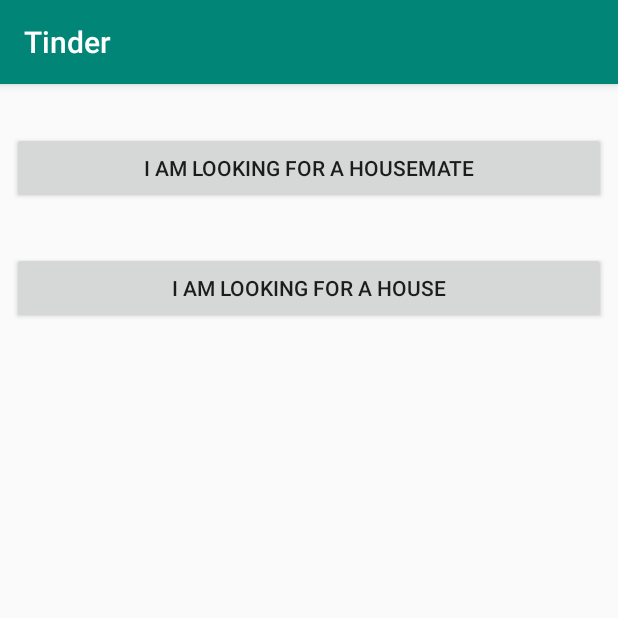
After one commit to Pepijnhuis/Softwarevankje, an Android app: the CreateAccount2 screen opened directly, with no data from a screen before it, on a phone screen of 412 x 824 dp, the top half of it. The commit adds this screen. Run offline under Robolectric (Android 15) with nearby library versions, the phone set to English and light mode, and no system bars.

Commit message:
Thomas na pep wat gekut

```diff
--- a/app/src/main/AndroidManifest.xml
+++ b/app/src/main/AndroidManifest.xml
@@ -9,7 +9,8 @@
         android:roundIcon="@mipmap/ic_launcher_round"
         android:supportsRtl="true"
         android:theme="@style/AppTheme">
-        <activity android:name=".LoginActivity"></activity>
+        <activity android:name=".CreateAccount2"></activity>
+        <activity android:name=".LoginActivity" />
         <activity android:name=".RegistrationActivity" />
         <activity android:name=".MainActivity" />
         <activity android:name=".ChooseLoginRegistrationAcitivity">
--- /dev/null
+++ b/app/src/main/java/com/example/tinder/CreateAccount2.java
@@ -0,0 +1,13 @@
+package com.example.tinder;
+
+import android.support.v7.app.AppCompatActivity;
+import android.os.Bundle;
+
+public class CreateAccount2 extends AppCompatActivity {
+
+    @Override
+    protected void onCreate(Bundle savedInstanceState) {
+        super.onCreate(savedInstanceState);
+        setContentView(R.layout.activity_create_account2);
+    }
+}
--- /dev/null
+++ b/app/src/main/res/layout/activity_create_account2.xml
@@ -0,0 +1,32 @@
+<?xml version="1.0" encoding="utf-8"?>
+<android.support.constraint.ConstraintLayout xmlns:android="http://schemas.android.com/apk/res/android"
+    xmlns:app="http://schemas.android.com/apk/res-auto"
+    xmlns:tools="http://schemas.android.com/tools"
+    android:layout_width="match_parent"
+    android:layout_height="match_parent"
+    tools:context=".CreateAccount2">
+
+    <Button
+        android:id="@+id/button"
+        android:layout_width="0dp"
+        android:layout_height="wrap_content"
+        android:layout_marginStart="8dp"
+        android:layout_marginTop="32dp"
+        android:layout_marginEnd="8dp"
+        android:text="I am looking for a housemate"
+        app:layout_constraintEnd_toEndOf="parent"
+        app:layout_constraintStart_toStartOf="parent"
+        app:layout_constraintTop_toTopOf="parent" />
+
+    <Button
+        android:id="@+id/button2"
+        android:layout_width="0dp"
+        android:layout_height="wrap_content"
+        android:layout_marginStart="8dp"
+        android:layout_marginTop="32dp"
+        android:layout_marginEnd="8dp"
+        android:text="I am looking for a house"
+        app:layout_constraintEnd_toEndOf="parent"
+        app:layout_constraintStart_toStartOf="parent"
+        app:layout_constraintTop_toBottomOf="@+id/button" />
+</android.support.constraint.ConstraintLayout>
--- a/app/src/main/res/layout/activity_registration.xml
+++ b/app/src/main/res/layout/activity_registration.xml
@@ -18,7 +18,8 @@
         android:layout_height="wrap_content">
         <RadioButton
             android:layout_width="wrap_content"
-            android:layout_height="wrap_content" />
+            android:layout_height="wrap_content"
+            android:text="Huis"/>
         <RadioButton
             android:layout_width="wrap_content"
             android:layout_height="wrap_content" />
```
